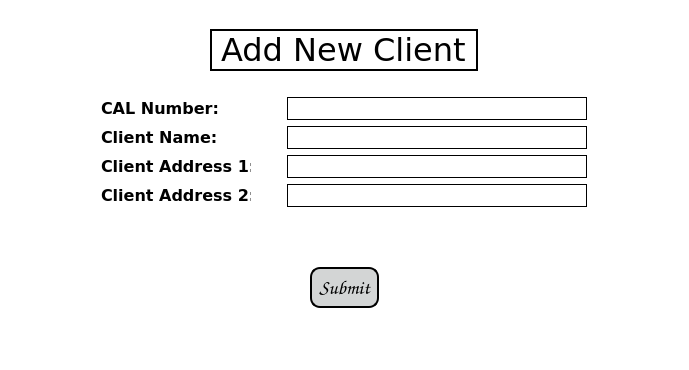
JasonLaux/DC-Boxjelly, file app/gui/resources/add_client_page.ui: the form before one commit.
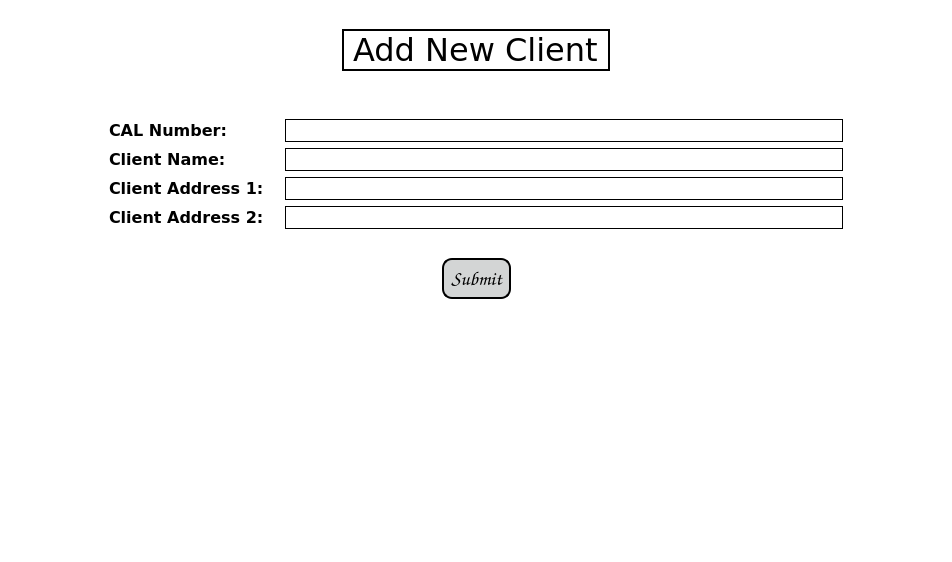
The form after the commit.

Commit message: Edited UI layout for input boxes

Diff of the .ui file:
```diff
--- a/app/gui/resources/add_client_page.ui
+++ b/app/gui/resources/add_client_page.ui
@@ -6,8 +6,8 @@
    <rect>
     <x>0</x>
     <y>0</y>
-    <width>689</width>
-    <height>370</height>
+    <width>952</width>
+    <height>562</height>
    </rect>
   </property>
   <property name="sizePolicy">
@@ -18,14 +18,14 @@
   </property>
   <property name="minimumSize">
    <size>
-    <width>600</width>
-    <height>370</height>
+    <width>0</width>
+    <height>0</height>
    </size>
   </property>
   <property name="maximumSize">
    <size>
-    <width>900</width>
-    <height>369</height>
+    <width>16777215</width>
+    <height>16777215</height>
    </size>
   </property>
   <property name="windowTitle">
@@ -96,7 +96,7 @@
         </property>
         <property name="sizeHint" stdset="0">
          <size>
-          <width>20</width>
+          <width>100</width>
           <height>20</height>
          </size>
         </property>
@@ -124,14 +124,14 @@
             <item>
              <widget class="QLabel" name="calNumLabel">
               <property name="sizePolicy">
-               <sizepolicy hsizetype="Fixed" vsizetype="Expanding">
+               <sizepolicy hsizetype="Expanding" vsizetype="Expanding">
                 <horstretch>0</horstretch>
                 <verstretch>0</verstretch>
                </sizepolicy>
               </property>
               <property name="maximumSize">
                <size>
-                <width>150</width>
+                <width>170</width>
                 <height>16777215</height>
                </size>
               </property>
@@ -148,22 +148,6 @@
               </property>
              </widget>
             </item>
-            <item>
-             <spacer name="horizontalSpacer_9">
-              <property name="orientation">
-               <enum>Qt::Horizontal</enum>
-              </property>
-              <property name="sizeType">
-               <enum>QSizePolicy::Fixed</enum>
-              </property>
-              <property name="sizeHint" stdset="0">
-               <size>
-                <width>30</width>
-                <height>20</height>
-               </size>
-              </property>
-             </spacer>
-            </item>
             <item>
              <widget class="QLineEdit" name="calNumLine">
               <property name="sizePolicy">
@@ -174,7 +158,7 @@
               </property>
               <property name="maximumSize">
                <size>
-                <width>300</width>
+                <width>16777215</width>
                 <height>16777215</height>
                </size>
               </property>
@@ -198,14 +182,14 @@
             <item>
              <widget class="QLabel" name="clientNameLabel">
               <property name="sizePolicy">
-               <sizepolicy hsizetype="Fixed" vsizetype="Expanding">
+               <sizepolicy hsizetype="Expanding" vsizetype="Expanding">
                 <horstretch>0</horstretch>
                 <verstretch>0</verstretch>
                </sizepolicy>
               </property>
               <property name="maximumSize">
                <size>
-                <width>150</width>
+                <width>170</width>
                 <height>16777215</height>
                </size>
               </property>
@@ -222,22 +206,6 @@
               </property>
              </widget>
             </item>
-            <item>
-             <spacer name="horizontalSpacer_10">
-              <property name="orientation">
-               <enum>Qt::Horizontal</enum>
-              </property>
-              <property name="sizeType">
-               <enum>QSizePolicy::Fixed</enum>
-              </property>
-              <property name="sizeHint" stdset="0">
-               <size>
-                <width>30</width>
-                <height>20</height>
-               </size>
-              </property>
-             </spacer>
-            </item>
             <item>
              <widget class="QLineEdit" name="clientNameLine">
               <property name="sizePolicy">
@@ -248,7 +216,7 @@
               </property>
               <property name="maximumSize">
                <size>
-                <width>300</width>
+                <width>16777215</width>
                 <height>16777215</height>
                </size>
               </property>
@@ -272,14 +240,14 @@
             <item>
              <widget class="QLabel" name="clientAddress1Label">
               <property name="sizePolicy">
-               <sizepolicy hsizetype="Fixed" vsizetype="Expanding">
+               <sizepolicy hsizetype="Expanding" vsizetype="Expanding">
                 <horstretch>0</horstretch>
                 <verstretch>0</verstretch>
                </sizepolicy>
               </property>
               <property name="maximumSize">
                <size>
-                <width>150</width>
+                <width>170</width>
                 <height>16777215</height>
                </size>
               </property>
@@ -296,22 +264,6 @@
               </property>
              </widget>
             </item>
-            <item>
-             <spacer name="horizontalSpacer_40">
-              <property name="orientation">
-               <enum>Qt::Horizontal</enum>
-              </property>
-              <property name="sizeType">
-               <enum>QSizePolicy::Fixed</enum>
-              </property>
-              <property name="sizeHint" stdset="0">
-               <size>
-                <width>30</width>
-                <height>20</height>
-               </size>
-              </property>
-             </spacer>
-            </item>
             <item>
              <widget class="QLineEdit" name="clientAddress1Line">
               <property name="sizePolicy">
@@ -322,7 +274,7 @@
               </property>
               <property name="maximumSize">
                <size>
-                <width>300</width>
+                <width>16777215</width>
                 <height>16777215</height>
                </size>
               </property>
@@ -346,14 +298,14 @@
             <item>
              <widget class="QLabel" name="clientAddress2Label">
               <property name="sizePolicy">
-               <sizepolicy hsizetype="Fixed" vsizetype="Expanding">
+               <sizepolicy hsizetype="Expanding" vsizetype="Expanding">
                 <horstretch>0</horstretch>
                 <verstretch>0</verstretch>
                </sizepolicy>
               </property>
               <property name="maximumSize">
                <size>
-                <width>150</width>
+                <width>170</width>
                 <height>16777215</height>
                </size>
               </property>
@@ -370,22 +322,6 @@
               </property>
              </widget>
             </item>
-            <item>
-             <spacer name="horizontalSpacer_44">
-              <property name="orientation">
-               <enum>Qt::Horizontal</enum>
-              </property>
-              <property name="sizeType">
-               <enum>QSizePolicy::Fixed</enum>
-              </property>
-              <property name="sizeHint" stdset="0">
-               <size>
-                <width>30</width>
-                <height>20</height>
-               </size>
-              </property>
-             </spacer>
-            </item>
             <item>
              <widget class="QLineEdit" name="clientAddress2Line">
               <property name="sizePolicy">
@@ -396,7 +332,7 @@
               </property>
               <property name="maximumSize">
                <size>
-                <width>300</width>
+                <width>16777215</width>
                 <height>16777215</height>
                </size>
               </property>
@@ -442,7 +378,7 @@
         </property>
         <property name="sizeHint" stdset="0">
          <size>
-          <width>20</width>
+          <width>100</width>
           <height>20</height>
          </size>
         </property>
@@ -450,19 +386,6 @@
       </item>
      </layout>
     </item>
-    <item>
-     <spacer name="verticalSpacer_2">
-      <property name="orientation">
-       <enum>Qt::Vertical</enum>
-      </property>
-      <property name="sizeHint" stdset="0">
-       <size>
-        <width>20</width>
-        <height>162</height>
-       </size>
-      </property>
-     </spacer>
-    </item>
     <item>
      <layout class="QHBoxLayout" name="horizontalLayout_5">
       <item>
@@ -563,6 +486,19 @@
       </item>
      </layout>
     </item>
+    <item>
+     <spacer name="verticalSpacer_2">
+      <property name="orientation">
+       <enum>Qt::Vertical</enum>
+      </property>
+      <property name="sizeHint" stdset="0">
+       <size>
+        <width>20</width>
+        <height>162</height>
+       </size>
+      </property>
+     </spacer>
+    </item>
     <item>
      <spacer name="verticalSpacer">
       <property name="orientation">
```
The commit also changes 1 other file.
